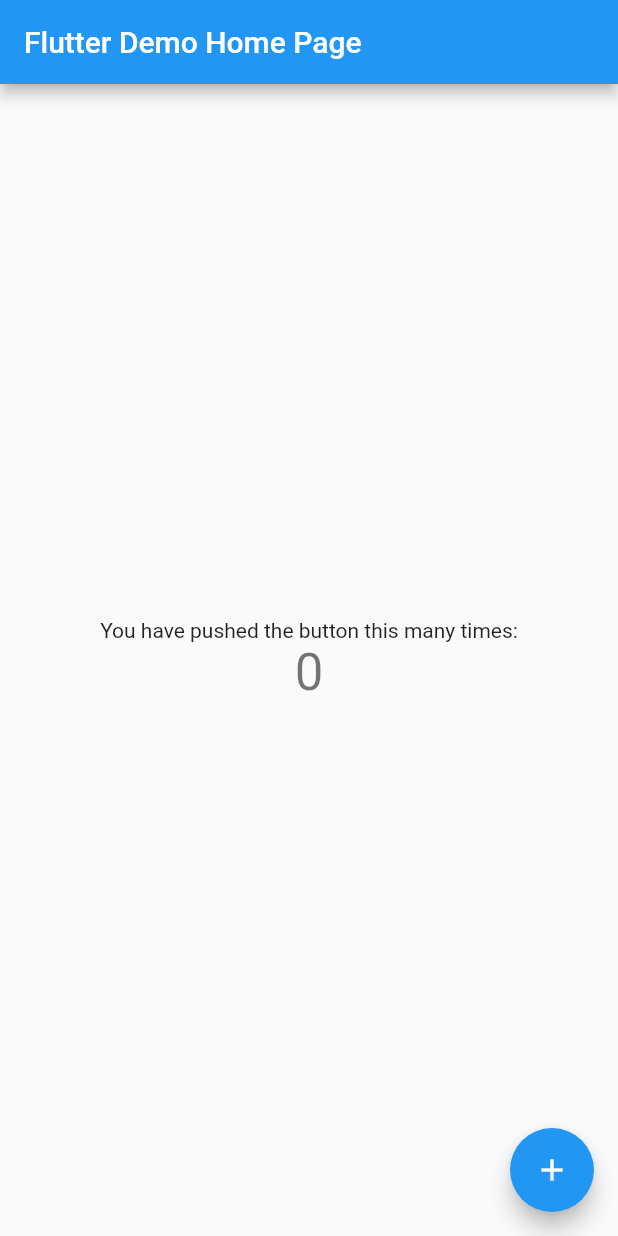
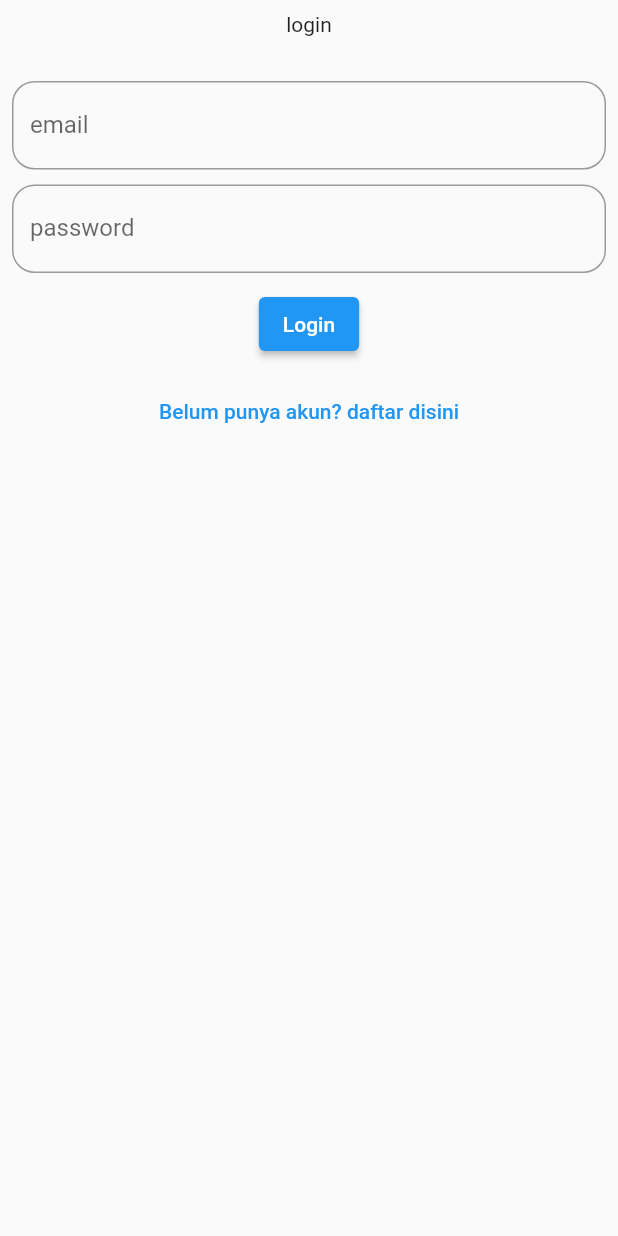
Before and after one commit to triyono777/catatan_apps, a Flutter app: the screen it shows after launch, on a phone screen of 412 x 824 dp. Run offline on Flutter 3.47's test engine with Material 2 defaults, Android fonts, the phone set to English and light mode, and no system bars; our stand-ins replace cloud_firestore, firebase_auth, firebase_core, hive_flutter; accounts and stored records are empty; generated files the repository leaves out were written again.

Commit message:
add login register

```diff
--- a/lib/main.dart
+++ b/lib/main.dart
@@ -1,115 +1,30 @@
+import 'package:catatan_apps/firebase_options.dart';
+import 'package:firebase_core/firebase_core.dart';
 import 'package:flutter/material.dart';
+import 'package:catatan_apps/screen/login_screen.dart';
+import 'package:catatan_apps/screen/splash_screen.dart';
+import 'package:hive_flutter/hive_flutter.dart';
 
-void main() {
+void main() async {
+  WidgetsFlutterBinding.ensureInitialized();
+  await Firebase.initializeApp(options: DefaultFirebaseOptions.currentPlatform);
+  await Hive.initFlutter();
+  var box = Hive.openBox('userBox');
   runApp(const MyApp());
 }
 
 class MyApp extends StatelessWidget {
   const MyApp({Key? key}) : super(key: key);
 
-  // This widget is the root of your application.
   @override
   Widget build(BuildContext context) {
     return MaterialApp(
-      title: 'Flutter Demo',
+      debugShowCheckedModeBanner: false,
+      title: 'Catatan Apps',
       theme: ThemeData(
-        // This is the theme of your application.
-        //
-        // Try running your application with "flutter run". You'll see the
-        // application has a blue toolbar. Then, without quitting the app, try
-        // changing the primarySwatch below to Colors.green and then invoke
-        // "hot reload" (press "r" in the console where you ran "flutter run",
-        // or simply save your changes to "hot reload" in a Flutter IDE).
-        // Notice that the counter didn't reset back to zero; the application
-        // is not restarted.
         primarySwatch: Colors.blue,
       ),
-      home: const MyHomePage(title: 'Flutter Demo Home Page'),
+      home: SplashScreen(),
     );
   }
 }
-
-class MyHomePage extends StatefulWidget {
-  const MyHomePage({Key? key, required this.title}) : super(key: key);
-
-  // This widget is the home page of your application. It is stateful, meaning
-  // that it has a State object (defined below) that contains fields that affect
-  // how it looks.
-
-  // This class is the configuration for the state. It holds the values (in this
-  // case the title) provided by the parent (in this case the App widget) and
-  // used by the build method of the State. Fields in a Widget subclass are
-  // always marked "final".
-
-  final String title;
-
-  @override
-  State<MyHomePage> createState() => _MyHomePageState();
-}
-
-class _MyHomePageState extends State<MyHomePage> {
-  int _counter = 0;
-
-  void _incrementCounter() {
-    setState(() {
-      // This call to setState tells the Flutter framework that something has
-      // changed in this State, which causes it to rerun the build method below
-      // so that the display can reflect the updated values. If we changed
-      // _counter without calling setState(), then the build method would not be
-      // called again, and so nothing would appear to happen.
-      _counter++;
-    });
-  }
-
-  @override
-  Widget build(BuildContext context) {
-    // This method is rerun every time setState is called, for instance as done
-    // by the _incrementCounter method above.
-    //
-    // The Flutter framework has been optimized to make rerunning build methods
-    // fast, so that you can just rebuild anything that needs updating rather
-    // than having to individually change instances of widgets.
-    return Scaffold(
-      appBar: AppBar(
-        // Here we take the value from the MyHomePage object that was created by
-        // the App.build method, and use it to set our appbar title.
-        title: Text(widget.title),
-      ),
-      body: Center(
-        // Center is a layout widget. It takes a single child and positions it
-        // in the middle of the parent.
-        child: Column(
-          // Column is also a layout widget. It takes a list of children and
-          // arranges them vertically. By default, it sizes itself to fit its
-          // children horizontally, and tries to be as tall as its parent.
-          //
-          // Invoke "debug painting" (press "p" in the console, choose the
-          // "Toggle Debug Paint" action from the Flutter Inspector in Android
-          // Studio, or the "Toggle Debug Paint" command in Visual Studio Code)
-          // to see the wireframe for each widget.
-          //
-          // Column has various properties to control how it sizes itself and
-          // how it positions its children. Here we use mainAxisAlignment to
-          // center the children vertically; the main axis here is the vertical
-          // axis because Columns are vertical (the cross axis would be
-          // horizontal).
-          mainAxisAlignment: MainAxisAlignment.center,
-          children: <Widget>[
-            const Text(
-              'You have pushed the button this many times:',
-            ),
-            Text(
-              '$_counter',
-              style: Theme.of(context).textTheme.headline4,
-            ),
-          ],
-        ),
-      ),
-      floatingActionButton: FloatingActionButton(
-        onPressed: _incrementCounter,
-        tooltip: 'Increment',
-        child: const Icon(Icons.add),
-      ), // This trailing comma makes auto-formatting nicer for build methods.
-    );
-  }
-}
--- /dev/null
+++ b/lib/screen/login_screen.dart
@@ -0,0 +1,91 @@
+import 'package:flutter/material.dart';
+import 'package:catatan_apps/services/firebase_auth_services.dart';
+import 'package:catatan_apps/screen/register_screen.dart';
+
+class LoginScreen extends StatefulWidget {
+  const LoginScreen({Key? key}) : super(key: key);
+
+  @override
+  State<LoginScreen> createState() => _LoginScreenState();
+}
+
+class _LoginScreenState extends State<LoginScreen> {
+  TextEditingController emailController = TextEditingController();
+  TextEditingController passwordController = TextEditingController();
+  FirebaseAuthServices fbServices = FirebaseAuthServices();
+
+  login() async {
+    fbServices
+        .loginAkun(
+            email: emailController.text, password: passwordController.text)
+        .then((value) {
+      ScaffoldMessenger.of(context).showSnackBar(
+        SnackBar(
+          content: Text('${value?.user?.email} succes login'),
+        ),
+      );
+    });
+  }
+
+  @override
+  Widget build(BuildContext context) {
+    return Scaffold(
+      body: Padding(
+        padding: const EdgeInsets.all(8.0),
+        child: Column(
+          children: [
+            Text('login'),
+            SizedBox(
+              height: 30,
+            ),
+            TextField(
+              controller: emailController,
+              decoration: InputDecoration(
+                labelText: 'email',
+                hintText: 'masukkan email',
+                border: OutlineInputBorder(
+                  borderRadius: BorderRadius.circular(15),
+                ),
+              ),
+            ),
+            SizedBox(
+              height: 10,
+            ),
+            TextField(
+              controller: passwordController,
+              decoration: InputDecoration(
+                labelText: 'password',
+                hintText: 'masukkan password',
+                border: OutlineInputBorder(
+                  borderRadius: BorderRadius.circular(15),
+                ),
+              ),
+            ),
+            SizedBox(
+              height: 10,
+            ),
+            ElevatedButton(
+              onPressed: () {
+                login();
+              },
+              child: Text('Login'),
+            ),
+            SizedBox(
+              height: 10,
+            ),
+            TextButton(
+              onPressed: () {
+                Navigator.of(context).push(
+                  MaterialPageRoute(
+                    builder: (_) => RegisterScreen(),
+                  ),
+                );
+              },
+              child: Text('Belum punya akun? daftar disini'),
+            ),
+          ],
+        ),
+      ),
+    );
+  }
+}
--- /dev/null
+++ b/lib/services/firebase_auth_services.dart
@@ -0,0 +1,23 @@
+import 'package:firebase_auth/firebase_auth.dart';
+
+class FirebaseAuthServices {
+  final FirebaseAuth _fbAuth = FirebaseAuth.instance;
+
+  Future<UserCredential?> registerAkun({
+    required String email,
+    required String password,
+  }) async {
+    var user = await _fbAuth.createUserWithEmailAndPassword(
+        email: email, password: password);
+    return user;
+  }
+
+  Future<UserCredential?> loginAkun({
+    required String email,
+    required String password,
+  }) async {
+    var user = await _fbAuth.signInWithEmailAndPassword(
+        email: email, password: password);
+    return user;
+  }
+}
--- /dev/null
+++ b/lib/services/firebase_db_services.dart
@@ -0,0 +1,6 @@
+import 'package:cloud_firestore/cloud_firestore.dart';
+import 'package:hive_flutter/hive_flutter.dart';
+
+class FirebaseDBServices {
+  var db = FirebaseFirestore.instance;
+}
--- a/pubspec.yaml
+++ b/pubspec.yaml
@@ -37,6 +37,7 @@ dependencies:
   firebase_core: ^1.24.0
   firebase_auth: ^3.11.1
   cloud_firestore: ^3.5.0
+  hive_flutter: ^1.1.0
 
 dev_dependencies:
   flutter_test:
```
Also changed, not shown: lib/screen/register_screen.dart (added, +87 -0 lines), lib/screen/splash_screen.dart (added, +41 -0 lines), pubspec.lock, 1 other file.
